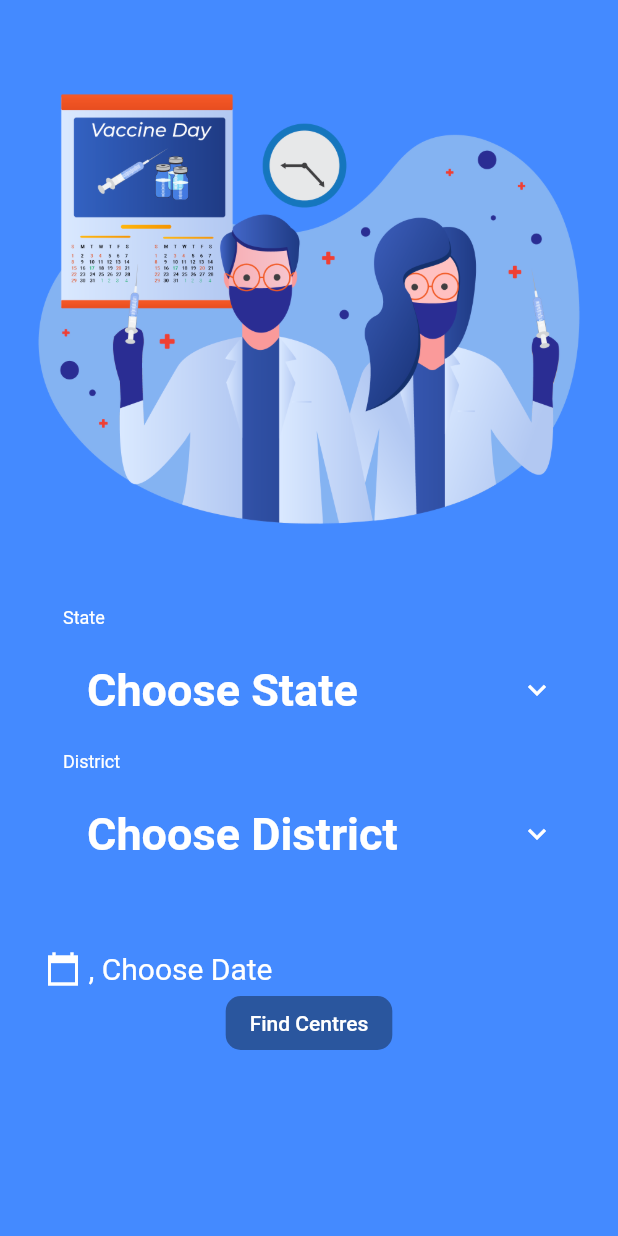
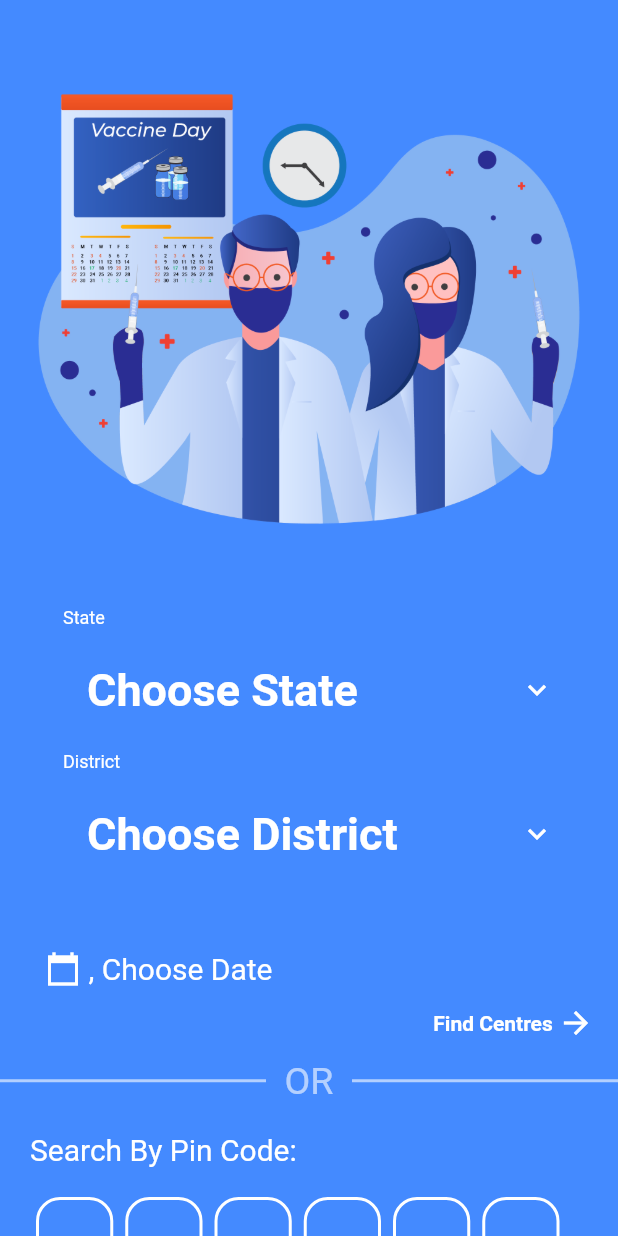
Before and after one commit to prayantgupta15/cowin, a Flutter app: the screen it shows after launch, on a phone screen of 412 x 824 dp. Run offline on Flutter 3.47's test engine with Material 2 defaults, Android fonts, the phone set to English and light mode, and no system bars; drawn by our look-alikes of dropdown_search, pin_code_text_field; missing offline and left inert: autocomplete_textfield; network calls fail.

Commit message:
Fixed UI

```diff
--- a/lib/InputScreen.dart
+++ b/lib/InputScreen.dart
@@ -7,6 +7,7 @@ import 'package:cowin/methods/StatesViewModel.dart';
 import 'package:dropdown_search/dropdown_search.dart';
 import 'package:flutter/cupertino.dart';
 import 'package:flutter/material.dart';
+import 'package:pin_code_text_field/pin_code_text_field.dart';
 
 class InputScreen extends StatefulWidget {
   @override
@@ -16,6 +17,7 @@ class InputScreen extends StatefulWidget {
 class _InputScreenState extends State<InputScreen> {
   TextEditingController stateController = new TextEditingController();
   TextEditingController districtController = new TextEditingController();
+  TextEditingController controller = TextEditingController(text: "");
 
   GlobalKey<AutoCompleteTextFieldState<StatesModel>> key = new GlobalKey();
   GlobalKey<AutoCompleteTextFieldState<DistrictBlockModel>> key2 = new GlobalKey();
@@ -112,7 +114,11 @@ class _InputScreenState extends State<InputScreen> {
                 popupItemBuilder: (context, item, isSelected) {
                   return Column(
                     children: [
-                      ListTile(title: Text(item.stateName)),
+                      ListTile(
+                          title: Text(
+                        item.stateName,
+                        style: TextStyle(fontSize: 18),
+                      )),
                       Divider(),
                     ],
                   );
@@ -228,12 +234,24 @@ class _InputScreenState extends State<InputScreen> {
                 },
               ),
             ),
-            Align(
-              alignment: Alignment.bottomCenter,
-              child: RaisedButton(
-                shape: RoundedRectangleBorder(borderRadius: BorderRadius.circular(10)),
-                color: Colors.blueAccent,
-                child: Text("Find Centres", style: TextStyle(color: Colors.white)),
+
+            FlatButton(
+              child: Row(
+                mainAxisAlignment: MainAxisAlignment.end,
+                children: [
+                  Text(
+                    "Find Centres ",
+                    style: TextStyle(
+                      color: Colors.white,
+                      fontWeight: FontWeight.bold,
+                    ),
+                  ),
+                  Icon(
+                    Icons.arrow_forward,
+                    color: Colors.white,
+                  )
+                ],
+              ),
               onPressed: selectedDate == null
                   ? null
                   : () {
@@ -249,6 +267,63 @@ class _InputScreenState extends State<InputScreen> {
                                   )));
                     },
             ),
+
+            Row(mainAxisSize: MainAxisSize.max, children: [
+              Expanded(child: Divider(color: Colors.white.withOpacity(0.6), thickness: 2)),
+              Text("  OR  ", style: TextStyle(color: Colors.white.withOpacity(0.6), fontSize: 25)),
+              Expanded(child: Divider(color: Colors.white.withOpacity(0.6), thickness: 2)),
+            ]),
+            SizedBox(height: 20),
+            Padding(
+              padding: const EdgeInsets.symmetric(horizontal: 20),
+              child: Column(
+                crossAxisAlignment: CrossAxisAlignment.start,
+                children: [
+                  Text("Search By Pin Code:",
+                      style: TextStyle(
+                        fontSize: 20,
+                        color: Colors.white,
+                      )),
+                  SizedBox(height: 20),
+                  PinCodeTextField(
+                    controller: controller,
+                    highlight: true,
+                    defaultBorderColor: Colors.white,
+                    pinTextStyle: TextStyle(color: Colors.white),
+                    hasTextBorderColor: Colors.grey.shade100.withOpacity(0.5),
+                    highlightColor: Colors.white,
+                    maxLength: 6,
+                    pinBoxHeight: MediaQuery.of(context).size.width / 8,
+                    pinBoxWidth: MediaQuery.of(context).size.width / 8,
+                    pinBoxRadius: 16,
+                    onDone: (otp) {
+                      // if (otp != null && otp.length == 6)
+                    },
+                  ),
+                  SizedBox(height: 20),
+                  FlatButton(
+                    child: Row(
+                      mainAxisAlignment: MainAxisAlignment.end,
+                      children: [
+                        Text(
+                          "Find Centres ",
+                          style: TextStyle(
+                            color: Colors.white,
+                            fontWeight: FontWeight.bold,
+                          ),
+                        ),
+                        Icon(
+                          Icons.arrow_forward,
+                          color: Colors.white,
+                        )
+                      ],
+                    ),
+                    onPressed: () {
+                      print(controller.text);
+                    },
+                  ),
+                ],
+              ),
             ),
           ],
         ),
--- a/pubspec.yaml
+++ b/pubspec.yaml
@@ -31,6 +31,8 @@ dependencies:
   autocomplete_textfield: ^1.6.4
   dropdown_search:
   http:
+  pin_code_text_field: ^1.6.0
+
 dev_dependencies:
   flutter_test:
     sdk: flutter
```
Also changed, not shown: pubspec.lock. Lines whose indentation alone changed are shown as unchanged.
